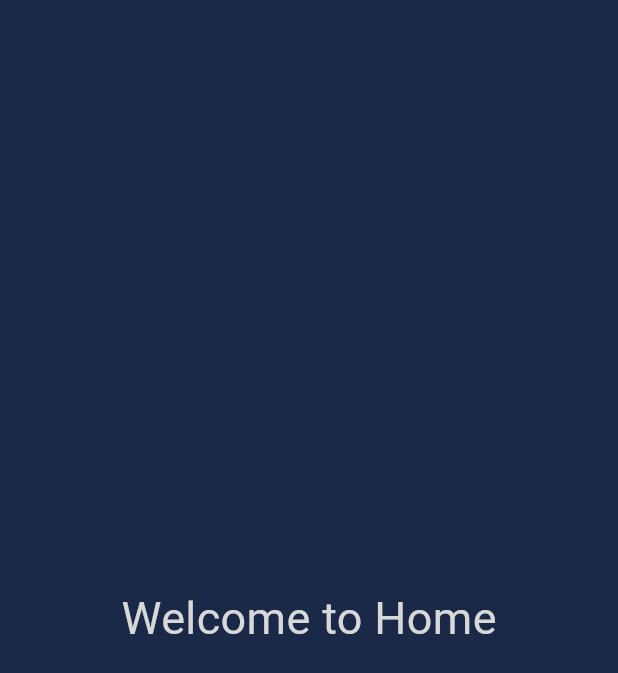
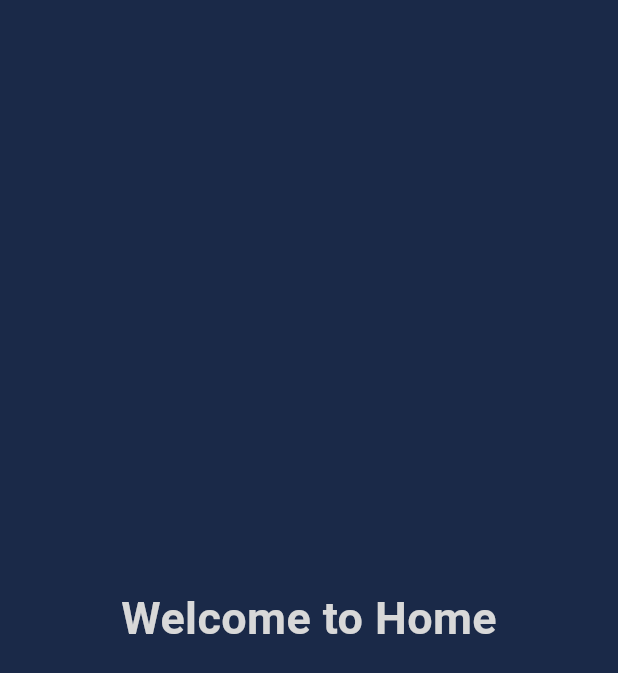
Before and after one commit to anmol-sarin/Flutter-Projects, a Flutter app: the screen it shows after launch, after a tap on "Login", on a phone screen of 412 x 824 dp. Shown: the top 673 px of the screen. Run offline on Flutter 3.47's test engine with Material 3 defaults, Android fonts, the phone set to English and light mode, and no system bars.

Commit message:
newCommit2

```diff
--- a/lib/pages/home_page.dart
+++ b/lib/pages/home_page.dart
@@ -13,7 +13,7 @@ class HomePage extends StatelessWidget{
           child:Text("Welcome to Home",
             style:TextStyle(
               fontSize:30,
-              // fontWeight:FontWeight.bold,
+              fontWeight:FontWeight.bold,
               color: AppColors.font
             )
           ),
--- a/lib/pages/loginPage.dart
+++ b/lib/pages/loginPage.dart
@@ -22,20 +22,20 @@ class LoginPage extends StatelessWidget{
                 Text("Hello, User !",
                   style:TextStyle(
                   fontSize:30,
-                  // fontWeight:FontWeight.bold,
+                  fontWeight:FontWeight.bold,
                   color: AppColors.font
                 )
               ),
 
 
                 SizedBox(
-                  // height:16 ,
+                  height:16 ,
                 ),
 
 
                 Text("Login to Continue :",
                   style:TextStyle(
-                  // color:AppColors.font,
+                  color:AppColors.font,
                   fontWeight: FontWeight.bold,
                   fontSize:18
                   ),
```
